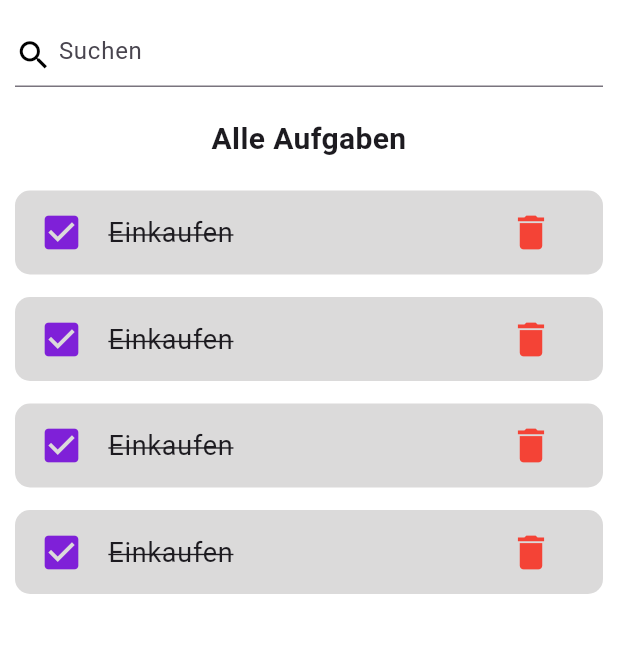
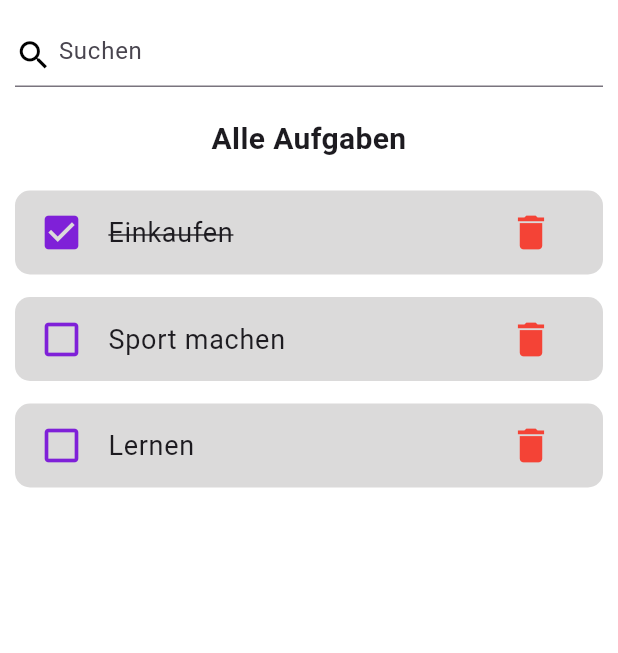
Before and after one commit to 4g-13Eh/todo, a Flutter app: the screen it shows after launch, on a phone screen of 412 x 824 dp, the part 84-737 px from its top. Run offline on Flutter 3.47's test engine with Material 3 defaults, Android fonts, the phone set to English and light mode, and no system bars.

Commit message:
update todo_items to be dynamic

```diff
--- a/lib/pages/all_tasks_page.dart
+++ b/lib/pages/all_tasks_page.dart
@@ -4,7 +4,7 @@ import 'package:todo/widgets/todo_item.dart';
 import 'package:todo/model/todo.dart';
 
 class AllTasksPage extends StatelessWidget {
-  const AllTasksPage({Key? key}) : super(key: key);
+  AllTasksPage({Key? key}) : super(key: key);
 
   final todoList = ToDo.toDos;
 
@@ -24,9 +24,8 @@ class AllTasksPage extends StatelessWidget {
                     margin: EdgeInsets.only(top: 20, bottom: 20),
                     child: Text('Alle Aufgaben', style: TextStyle(fontSize: 20, fontWeight: FontWeight.bold), textAlign: TextAlign.center,),
                   ),
-                  ToDoItem(),
                   for( ToDo todo in todoList)
-                    ToDoItem(todo: todo,)
+                    ToDoItem(todo: todo)
                 ],
               )
             )
--- a/lib/widgets/todo_item.dart
+++ b/lib/widgets/todo_item.dart
@@ -1,7 +1,9 @@
 import 'package:flutter/material.dart';
+import 'package:todo/model/todo.dart';
 
 class ToDoItem extends StatelessWidget{
-  const ToDoItem({Key? key}) : super(key: key);
+  final ToDo todo;
+  const ToDoItem({Key? key, required this.todo}) : super(key: key);
 
   @override
   Widget build(BuildContext context) {
@@ -11,8 +13,8 @@ class ToDoItem extends StatelessWidget{
         onTap: (){print('Tapped');},
         shape: RoundedRectangleBorder(borderRadius: BorderRadius.circular(10)),
         tileColor: Color.fromARGB(193, 207, 206, 206),
-        leading: Icon(Icons.check_box, color: Color.fromARGB(255, 127, 32, 216), size: 30),
-        title: Text('Einkaufen', style: TextStyle(fontSize:18, decoration: TextDecoration.lineThrough),),
+        leading: Icon(todo.isDone? Icons.check_box : Icons.check_box_outline_blank, color: Color.fromARGB(255, 127, 32, 216), size: 30),
+        title: Text(todo.title!, style: TextStyle(fontSize:18, decoration: todo.isDone? TextDecoration.lineThrough : null),),
         trailing: Container(
           child: IconButton(icon: Icon(Icons.delete), onPressed: (){print('tapped delete');}, color: Colors.red, iconSize: 30,)
         ),
```
